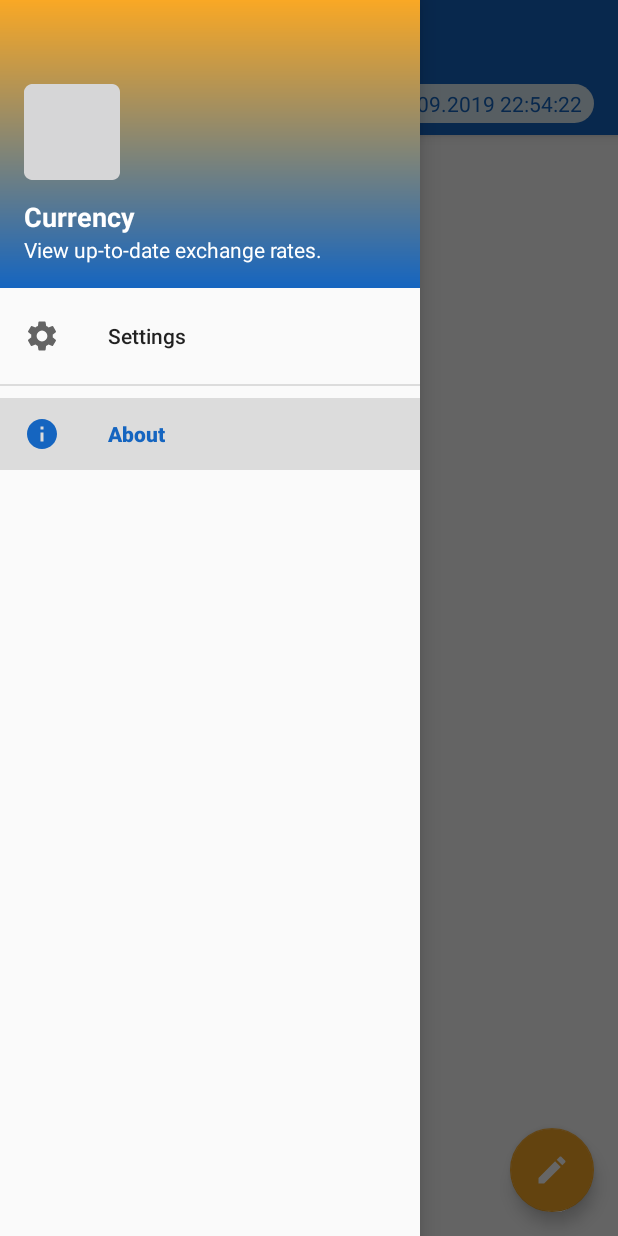
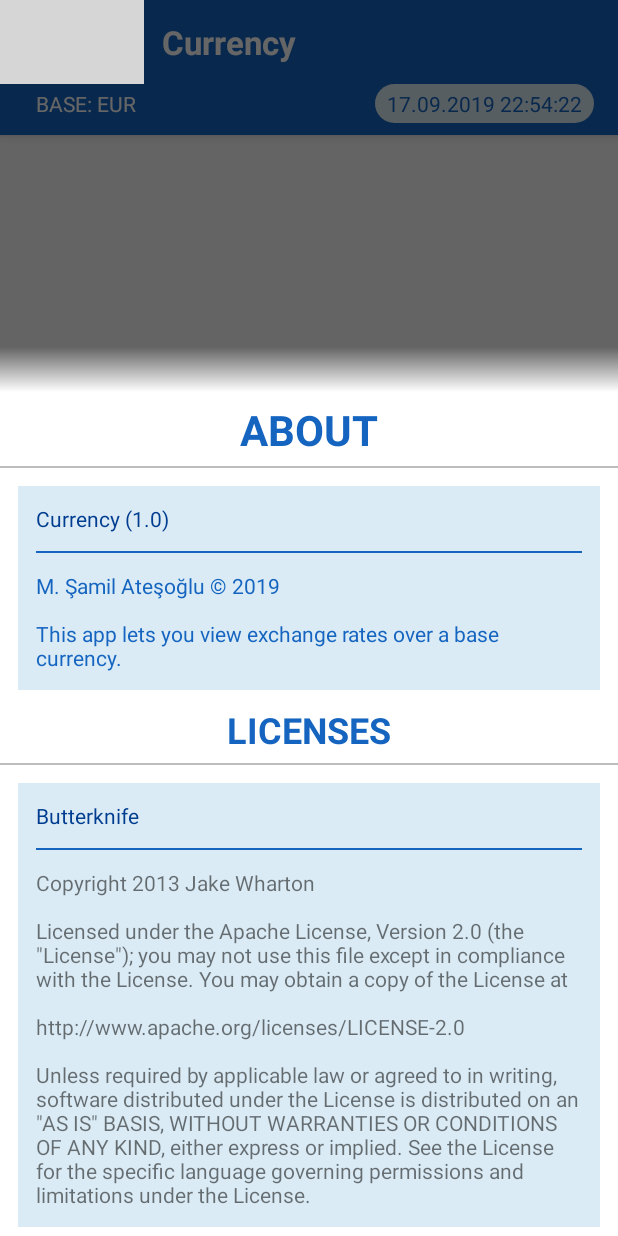
Before and after one commit to shamilatesoglu/Currency, an Android app: the MainActivity screen opened directly, with no data from a screen before it, in the side drawer, after a tap on "About", on a phone screen of 412 x 824 dp. Run offline under Robolectric (Android 15) with nearby library versions, the phone set to English and light mode, and no system bars; our stand-ins replace ButterKnife, Picasso; pictures from the network do not load; 2 statements that could not run were skipped; grey boxes are pictures that could not be loaded.

Commit message:
Added Settings Dialog.

```diff
--- a/app/src/main/java/msa/finance/currency/activities/main/CurrenciesViewModel.java
+++ b/app/src/main/java/msa/finance/currency/activities/main/CurrenciesViewModel.java
@@ -3,10 +3,9 @@ package msa.finance.currency.activities.main;
 import android.arch.lifecycle.LiveData;
 import android.arch.lifecycle.MutableLiveData;
 import android.arch.lifecycle.ViewModel;
-import android.os.Handler;
 
+import msa.finance.currency.data.repository.LatestRatesRepository;
 import msa.finance.currency.data.retrofit.LatestRatesResponse;
-import msa.finance.currency.data.repository.LatestRatesRepository;
 
 public class CurrenciesViewModel extends ViewModel {
     private MutableLiveData<Boolean> mAPIAvailabilityLiveData;
--- a/app/src/main/java/msa/finance/currency/activities/main/MainActivity.java
+++ b/app/src/main/java/msa/finance/currency/activities/main/MainActivity.java
@@ -16,6 +16,7 @@ import android.support.v7.widget.LinearLayoutManager;
 import android.support.v7.widget.RecyclerView;
 import android.support.v7.widget.Toolbar;
 import android.view.MenuItem;
+import android.view.View;
 import android.widget.ProgressBar;
 import android.widget.TextView;
 
@@ -30,9 +31,12 @@ import java.util.Set;
 import butterknife.BindView;
 import butterknife.ButterKnife;
 import msa.finance.currency.R;
-import msa.finance.currency.dialogs.CurrencyListDialogFragment;
 import msa.finance.currency.adapters.CurrencyRecyclerViewAdapter;
 import msa.finance.currency.data.Rate;
+import msa.finance.currency.data.repository.LatestRatesRepository;
+import msa.finance.currency.dialogs.AboutDialogFragment;
+import msa.finance.currency.dialogs.CurrencyListDialogFragment;
+import msa.finance.currency.dialogs.SettingsDialogFragment;
 
 public class MainActivity extends AppCompatActivity {
 
@@ -88,22 +92,26 @@ public class MainActivity extends AppCompatActivity {
         initializeViewModel();
 
         mAPIAvailabilitySnackbar = Snackbar.make(constraintLayout, R.string.error_api_not_available, Snackbar.LENGTH_INDEFINITE);
+        renewUpdateInterval();
     }
 
-    @Override
-    protected void onStart() {
-        super.onStart();
+    private void renewUpdateInterval() {
+        LatestRatesRepository.updateIntervalMillis =
+                PreferenceManager.getDefaultSharedPreferences(this).getInt(getString(R.string.pref_key_update_interval), 2) * 1000;
     }
+
 
     private void configureNavigationView() {
         navigationView.setNavigationItemSelectedListener(menuItem -> {
             switch (menuItem.getItemId()) {
                 case R.id.nav_settings:
-
+                    SettingsDialogFragment.newInstance().addOnClickListener(v -> renewUpdateInterval()).show(getSupportFragmentManager(), "SettingsDialog");
                     break;
                 case R.id.nav_about:
+                    AboutDialogFragment.newInstance().show(getSupportFragmentManager(), "AboutDialog");
                     break;
             }
+            drawerLayout.closeDrawers();
             return true;
         });
     }
@@ -119,8 +127,10 @@ public class MainActivity extends AppCompatActivity {
     private void configureToolbar() {
         setSupportActionBar(toolbar);
         try {
-            getSupportActionBar().setDisplayHomeAsUpEnabled(true);
-            getSupportActionBar().setHomeAsUpIndicator(R.drawable.ic_menu_24dp);
+            if (getSupportActionBar() != null) {
+                getSupportActionBar().setDisplayHomeAsUpEnabled(true);
+                getSupportActionBar().setHomeAsUpIndicator(R.drawable.ic_menu_24dp);
+            }
         } catch (Exception e) {
             e.printStackTrace();
         }
--- a/app/src/main/java/msa/finance/currency/activities/splash/SplashActivity.java
+++ b/app/src/main/java/msa/finance/currency/activities/splash/SplashActivity.java
@@ -3,10 +3,9 @@ package msa.finance.currency.activities.splash;
 import android.arch.lifecycle.ViewModelProviders;
 import android.content.Context;
 import android.content.Intent;
+import android.os.Bundle;
 import android.os.Handler;
 import android.support.v7.app.AppCompatActivity;
-import android.os.Bundle;
-import android.util.Log;
 import android.widget.Toast;
 
 import msa.finance.currency.R;
--- a/app/src/main/java/msa/finance/currency/activities/splash/SplashViewModel.java
+++ b/app/src/main/java/msa/finance/currency/activities/splash/SplashViewModel.java
@@ -6,13 +6,12 @@ import android.arch.lifecycle.ViewModel;
 import android.util.Log;
 
 import msa.finance.currency.data.repository.LatestRatesRepository;
-import msa.finance.currency.data.retrofit.LatestRatesResponse;
 
 public class SplashViewModel extends ViewModel {
     private MutableLiveData<Boolean> mFixerAPIAvailabilityMutableLiveData;
 
     public LiveData<Boolean> getFixerAPIAvailability() {
-        Log.i("SPLASH", "Checking API availability.");
+        Log.d("SPLASH", "Checking API availability.");
         if (mFixerAPIAvailabilityMutableLiveData == null) {
             mFixerAPIAvailabilityMutableLiveData = LatestRatesRepository.getInstance().getFixerAPIAvailability();
         }
--- a/app/src/main/java/msa/finance/currency/data/retrofit/LatestRatesResponse.java
+++ b/app/src/main/java/msa/finance/currency/data/retrofit/LatestRatesResponse.java
@@ -4,9 +4,7 @@ import com.google.gson.annotations.Expose;
 import com.google.gson.annotations.SerializedName;
 
 import java.util.ArrayList;
-import java.util.Collection;
 import java.util.Collections;
-import java.util.List;
 import java.util.Map;
 
 public class LatestRatesResponse {
--- /dev/null
+++ b/app/src/main/java/msa/finance/currency/dialogs/AboutDialogFragment.java
@@ -0,0 +1,39 @@
+package msa.finance.currency.dialogs;
+
+import android.os.Bundle;
+import android.support.annotation.Nullable;
+import android.support.design.widget.BottomSheetDialogFragment;
+import android.view.LayoutInflater;
+import android.view.View;
+import android.view.ViewGroup;
+import android.widget.TextView;
+
+import msa.finance.currency.BuildConfig;
+import msa.finance.currency.R;
+
+public class AboutDialogFragment extends BottomSheetDialogFragment {
+
+
+    public static AboutDialogFragment newInstance() {
+        return new AboutDialogFragment();
+    }
+
+    @Nullable
+    @Override
+    public View onCreateView(LayoutInflater inflater, @Nullable ViewGroup container,
+                             @Nullable Bundle savedInstanceState) {
+        View root = inflater.inflate(R.layout.fragment_about_dialog, container, false);
+        ((TextView) root.findViewById(R.id.app_name_version_textview)).setText(String.format("Currency (%s)", BuildConfig.VERSION_NAME));
+        return root;
+    }
+
+    @Override
+    public void onActivityCreated(@Nullable Bundle savedInstanceState) {
+        super.onActivityCreated(savedInstanceState);
+        try {
+            getDialog().getWindow().findViewById(R.id.design_bottom_sheet).setBackgroundResource(android.R.color.transparent);
+        } catch (Exception e) {
+            e.printStackTrace();
+        }
+    }
+}
--- a/app/src/main/java/msa/finance/currency/dialogs/CurrencyListDialogFragment.java
+++ b/app/src/main/java/msa/finance/currency/dialogs/CurrencyListDialogFragment.java
@@ -62,9 +62,11 @@ public class CurrencyListDialogFragment extends BottomSheetDialogFragment {
         recyclerView.setLayoutManager(new LinearLayoutManager(getContext()));
         assert getArguments() != null;
         ArrayList<String> currencyCodeList = getArguments().getStringArrayList(ARG_CURRENCY_CODES);
-        assert currencyCodeList != null;
-        int itemCount = currencyCodeList.size();
-        recyclerView.setAdapter(new CurrencyAdapter(itemCount, currencyCodeList));
+
+        if (currencyCodeList != null) {
+            int itemCount = currencyCodeList.size();
+            recyclerView.setAdapter(new CurrencyAdapter(itemCount, currencyCodeList));
+        } else dismiss();
     }
 
     @Override
--- a/app/src/main/java/msa/finance/currency/util/Constants.java
+++ b/app/src/main/java/msa/finance/currency/util/Constants.java
@@ -2,7 +2,6 @@ package msa.finance.currency.util;
 
 import java.util.HashMap;
 import java.util.Locale;
-import java.util.Map;
 
 public class Constants {
     // TODO: Obfuscate the API key.
@@ -14,8 +13,6 @@ public class Constants {
     public static final int JSON_FORMAT_COMPACT = 0;
 
     public static final Locale TR = new Locale("tr");
-
-    public static final long DELAY = 2000;
 
     public static final HashMap<String, String> CURRENCY_CODE_TO_COUNTRY_CODE_MAP = new HashMap<String, String>() {{
         put("AED", "AE");
--- /dev/null
+++ b/app/src/main/res/layout/fragment_about_dialog.xml
@@ -0,0 +1,177 @@
+<?xml version="1.0" encoding="utf-8"?>
+<LinearLayout xmlns:android="http://schemas.android.com/apk/res/android"
+    xmlns:tools="http://schemas.android.com/tools"
+    android:layout_width="match_parent"
+    android:layout_height="match_parent"
+    android:background="#00000000"
+    android:orientation="vertical">
+
+    <LinearLayout
+        android:layout_width="match_parent"
+        android:layout_height="wrap_content"
+        android:orientation="vertical">
+
+        <View
+            android:layout_width="match_parent"
+            android:layout_height="30dp"
+            android:background="@drawable/currency_list_dialog_title_background" />
+
+        <FrameLayout
+            android:layout_width="match_parent"
+            android:layout_height="49dp"
+            android:background="@color/colorWhite">
+
+            <TextView
+                android:layout_width="wrap_content"
+                android:layout_height="wrap_content"
+                android:layout_gravity="center"
+                android:layout_marginTop="6dp"
+                android:layout_marginBottom="6dp"
+                android:paddingStart="12dp"
+                android:paddingEnd="12dp"
+                android:text="@string/about_upper"
+                android:textAlignment="center"
+                android:textColor="@color/colorPrimary"
+                android:textSize="28sp"
+                android:textStyle="bold" />
+        </FrameLayout>
+
+        <View
+            android:layout_width="match_parent"
+            android:layout_height="1dp"
+            android:background="@color/colorGray" />
+
+        <FrameLayout
+            android:layout_width="match_parent"
+            android:layout_height="wrap_content"
+            android:background="@color/colorWhite">
+
+            <LinearLayout style="@style/AboutLinearLayoutStyle">
+
+                <TextView
+                    android:layout_width="match_parent"
+                    android:layout_height="wrap_content"
+                    android:layout_margin="12dp"
+                    android:id="@+id/app_name_version_textview"
+                    android:text="Currency (1.0.0)"
+                    android:textColor="@color/colorPrimaryDark" />
+
+                <View
+                    android:layout_width="match_parent"
+                    android:layout_height="1dp"
+                    android:layout_marginStart="12dp"
+                    android:layout_marginEnd="12dp"
+                    android:background="@color/colorPrimary" />
+
+                <TextView
+                    style="@style/AboutTextViewStyle"
+                    android:text="@string/about_content" />
+            </LinearLayout>
+        </FrameLayout>
+
+        <FrameLayout
+            android:layout_width="match_parent"
+            android:layout_height="wrap_content"
+            android:background="@color/colorWhite">
+
+            <TextView
+                android:layout_width="wrap_content"
+                android:layout_height="wrap_content"
+                android:layout_gravity="center"
+                android:paddingStart="12dp"
+                android:paddingEnd="12dp"
+                android:layout_marginBottom="4dp"
+                android:text="@string/licenses_upper"
+                android:textAlignment="center"
+                android:textColor="@color/colorPrimary"
+                android:textSize="24sp"
+                android:textStyle="bold" />
+        </FrameLayout>
+
+        <View
+            android:layout_width="match_parent"
+            android:layout_height="1dp"
+            android:background="@color/colorGray" />
+
+        <android.support.v4.widget.NestedScrollView
+            android:layout_width="match_parent"
+            android:layout_height="wrap_content">
+
+            <LinearLayout
+                android:layout_width="match_parent"
+                android:layout_height="wrap_content"
+                android:background="@color/colorWhite"
+                android:orientation="vertical">
+
+
+                <LinearLayout
+                    style="@style/LicencesLinearLayoutStyle"
+                    android:layout_marginTop="12dp">
+
+                    <TextView
+                        android:layout_width="match_parent"
+                        android:layout_height="wrap_content"
+                        android:layout_margin="12dp"
+                        android:text="@string/butterknife"
+                        android:textColor="@color/colorPrimaryDark" />
+
+                    <View
+                        android:layout_width="match_parent"
+                        android:layout_height="1dp"
+                        android:layout_marginStart="12dp"
+                        android:layout_marginEnd="12dp"
+                        android:background="@color/colorPrimary" />
+
+                    <TextView
+                        style="@style/LicenseTextViewStyle"
+                        android:text="@string/butterknife_license" />
+                </LinearLayout>
+
+
+                <LinearLayout style="@style/LicencesLinearLayoutStyle">
+
+                    <TextView
+                        android:layout_width="match_parent"
+                        android:layout_height="wrap_content"
+                        android:layout_margin="12dp"
+                        android:text="@string/retrofit"
+                        android:textColor="@color/colorPrimaryDark" />
+
+                    <View
+                        android:layout_width="match_parent"
+                        android:layout_height="1dp"
+                        android:layout_marginStart="12dp"
+                        android:layout_marginEnd="12dp"
+                        android:background="@color/colorPrimary" />
+
+                    <TextView
+                        style="@style/LicenseTextViewStyle"
+                        android:text="@string/retrofit_license" />
+                </LinearLayout>
+
+                <LinearLayout style="@style/LicencesLinearLayoutStyle">
+
+                    <TextView
+                        android:layout_width="match_parent"
+                        android:layout_height="wrap_content"
+                        android:layout_margin="12dp"
+                        android:text="@string/picasso"
+                        android:textColor="@color/colorPrimaryDark" />
+
+                    <View
+                        android:layout_width="match_parent"
+                        android:layout_height="1dp"
+                        android:layout_marginStart="12dp"
+                        android:layout_marginEnd="12dp"
+                        android:background="@color/colorPrimary" />
+
+                    <TextView
+                        style="@style/LicenseTextViewStyle"
+                        android:text="@string/picasso_license" />
+                </LinearLayout>
+            </LinearLayout>
+        </android.support.v4.widget.NestedScrollView>
+
+    </LinearLayout>
+
+</LinearLayout>
--- a/app/src/main/res/layout/fragment_currency_list_dialog.xml
+++ b/app/src/main/res/layout/fragment_currency_list_dialog.xml
@@ -9,7 +9,7 @@
 
     <LinearLayout
         android:layout_width="match_parent"
-        android:layout_height="80dp"
+        android:layout_height="wrap_content"
         android:orientation="vertical">
 
         <View
--- a/app/src/main/res/layout/fragment_currency_list_dialog_item.xml
+++ b/app/src/main/res/layout/fragment_currency_list_dialog_item.xml
@@ -37,7 +37,7 @@
         android:id="@+id/currency_checkbox"
         android:layout_width="wrap_content"
         android:layout_height="wrap_content"
-        app:buttonTint="@color/colorPrimary"
+        android:theme="@style/AppTheme.NoActionBar"
         app:layout_constraintBottom_toBottomOf="parent"
         app:layout_constraintEnd_toEndOf="parent"
         app:layout_constraintTop_toTopOf="parent" />
--- a/app/src/main/res/menu/nav_menu.xml
+++ b/app/src/main/res/menu/nav_menu.xml
@@ -3,7 +3,7 @@
 
     <group
         android:id="@+id/nav_group_settings"
-        android:checkableBehavior="single">
+        android:checkableBehavior="none">
         <item
             android:id="@+id/nav_settings"
             android:icon="@drawable/ic_settings_24dp"
@@ -15,7 +15,7 @@
 
     <group
         android:id="@+id/nav_group_about"
-        android:checkableBehavior="single">
+        android:checkableBehavior="none">
         <item
             android:id="@+id/nav_about"
             android:icon="@drawable/ic_info_4dp"
--- a/app/src/main/res/values/strings.xml
+++ b/app/src/main/res/values/strings.xml
@@ -6,4 +6,21 @@
     <string name="settings">Settings</string>
     <string name="about">About</string>
     <string name="error_api_not_available">Currency API is not available at the moment.</string>
+    <string name="about_content">M. Şamil Ateşoğlu &#169; 2019\n\nThis app lets you view exchange rates over a base currency.</string>
+    <string name="butterknife_license">Copyright 2013 Jake Wharton\n\nLicensed under the Apache License, Version 2.0 (the \"License\"); you may not use this file except in compliance with the License. You may obtain a copy of the License at\n\nhttp://www.apache.org/licenses/LICENSE-2.0\n\nUnless required by applicable law or agreed to in writing, software distributed under the License is distributed on an \"AS IS\" BASIS, WITHOUT WARRANTIES OR CONDITIONS OF ANY KIND, either express or implied. See the License for the specific language governing permissions and limitations under the License.</string>
+    <string name="retrofit_license">Copyright 2013 Square, Inc.\n\nLicensed under the Apache License, Version 2.0 (the \"License\"); you may not use this file except in compliance with the License. You may obtain a copy of the License at\n\nhttp://www.apache.org/licenses/LICENSE-2.0\n\nUnless required by applicable law or agreed to in writing, software distributed under the License is distributed on an \"AS IS\" BASIS, WITHOUT WARRANTIES OR CONDITIONS OF ANY KIND, either express or implied. See the License for the specific language governing permissions and limitations under the License.</string>
+    <string name="picasso_license">Copyright 2013 Square, Inc.\n\nLicensed under the Apache License, Version 2.0 (the "License"); you may not use this file except in compliance with the License. You may obtain a copy of the License at\n\n http://www.apache.org/licenses/LICENSE-2.0\n\nUnless required by applicable law or agreed to in writing, software distributed under the License is distributed on an "AS IS" BASIS, WITHOUT WARRANTIES OR CONDITIONS OF ANY KIND, either express or implied. See the License for the specific language governing permissions and limitations under the License.</string>
+    <string name="about_upper">ABOUT</string>
+    <string name="licenses_upper">LICENSES</string>
+    <string name="picasso">Picasso</string>
+    <string name="retrofit">Retrofit</string>
+    <string name="butterknife">Butterknife</string>
+    <string name="settings_upper">SETTINGS</string>
+    <string name="pref_summary_update_interval">Number of seconds between updating exchange rates.</string>
+    <string name="pref_title_update_interval">Update Interval</string>
+    <string name="pref_summary_precision">Number of digits you want to see after decimal point.</string>
+    <string name="pref_title_precision">Precision</string>
+    <string name="pref_key_precision">pref_key_precision</string>
+    <string name="pref_key_update_interval">pref_key_update_interval</string>
+    <string name="save">SAVE</string>
 </resources>
--- a/app/src/main/res/values/styles.xml
+++ b/app/src/main/res/values/styles.xml
@@ -22,4 +22,46 @@
         <item name="android:windowBackground">@drawable/splash_screen_background</item>
     </style>
 
+    <style name="LicencesLinearLayoutStyle">
+        <item name="android:layout_width">match_parent</item>
+        <item name="android:layout_height">wrap_content</item>
+        <item name="android:layout_marginBottom">12dp</item>
+        <item name="android:layout_marginRight">12dp</item>
+        <item name="android:layout_marginLeft">12dp</item>
+        <item name="android:orientation">vertical</item>
+        <item name="android:background">@color/subtleBlue</item>
+    </style>
+
+    <style name="AboutLinearLayoutStyle">
+        <item name="android:layout_width">match_parent</item>
+        <item name="android:layout_height">wrap_content</item>
+        <item name="android:layout_margin">12dp</item>
+        <item name="android:orientation">vertical</item>
+        <item name="android:background">@color/subtleBlue</item>
+    </style>
+
+    <style name="AboutTextViewStyle">
+        <item name="android:layout_width">match_parent</item>
+        <item name="android:layout_height">wrap_content</item>
+        <item name="android:textColor">@color/colorPrimary</item>
+        <item name="android:layout_margin">12dp</item>
+
+    </style>
+
+    <style name="LicenseTextViewStyle">
+        <item name="android:layout_width">match_parent</item>
+        <item name="android:layout_height">wrap_content</item>
+        <item name="android:layout_margin">12dp</item>
+        <item name="android:textSize">14sp</item>
+    </style>
+
+    <style name="AppTheme.SettingsEditText" parent="Widget.AppCompat.EditText">
+        <item name="colorControlActivated">@color/colorPrimary</item>
+        <item name="android:layout_width">wrap_content</item>
+        <item name="android:layout_height">wrap_content</item>
+        <item name="android:inputType">number</item>
+        <item name="android:minWidth">60dp</item>
+        <item name="android:theme">@style/AppTheme.NoActionBar</item>
+    </style>
+
 </resources>
```
Also changed, not shown: app/src/main/java/msa/finance/currency/adapters/CurrencyRecyclerViewAdapter.java (+11 -5 lines), app/src/main/java/msa/finance/currency/data/repository/LatestRatesRepository.java (+11 -10 lines), app/src/main/java/msa/finance/currency/dialogs/SettingsDialogFragment.java (added, +86 -0 lines), app/src/main/java/msa/finance/currency/util/Utilities.java (added, +16 -0 lines), app/src/main/res/layout/fragment_settings_dialog.xml (added, +135 -0 lines).
